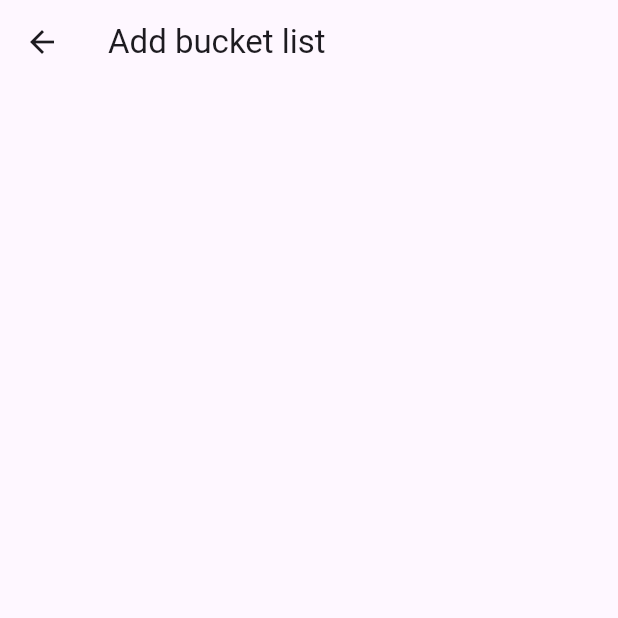
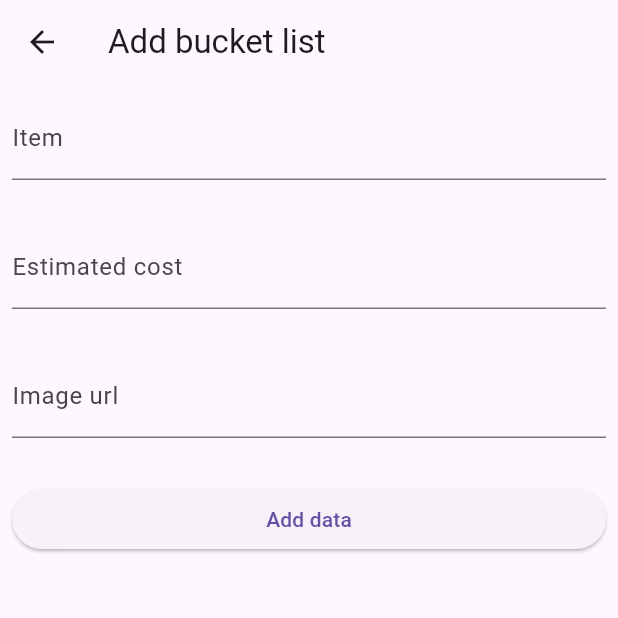
Before and after one commit to ogunbor/bucketlist_flutter, a Flutter app: the screen it shows after launch, after a tap on the "add" icon, on a phone screen of 412 x 824 dp, the top half of it. Run offline on Flutter 3.47's test engine with Material 3 defaults, Android fonts, the phone set to English and light mode, and no system bars; our stand-ins replace dio; network calls fail.

Commit message:
Adding data to api

```diff
--- a/lib/addBucketList.dart
+++ b/lib/addBucketList.dart
@@ -1,19 +1,69 @@
+import 'package:dio/dio.dart';
 import 'package:flutter/material.dart';
 
 class AddBucketListScreen extends StatefulWidget {
-  const AddBucketListScreen({super.key});
+  int newIndex;
+
+  AddBucketListScreen({super.key, required this.newIndex});
 
   @override
   State<AddBucketListScreen> createState() => _AddBucketListScreenState();
 }
 
 class _AddBucketListScreenState extends State<AddBucketListScreen> {
+  TextEditingController itemText = TextEditingController();
+  TextEditingController costText = TextEditingController();
+  TextEditingController imageUrlText = TextEditingController();
+
+  Future<void> addData() async {
+    try {
+      Map<String, dynamic> data = {
+        "item": itemText.text,
+        "cost": costText.text,
+        "image": imageUrlText.text,
+        "completed": false
+      };
+      Response response = await Dio().patch(
+          "https://fir-demo-a449f-default-rtdb.firebaseio.com/bucketlist/${widget.newIndex}.json",
+          data: data);
+      Navigator.pop(context, "refresh");
+    } catch (e) {}
+  }
+
   @override
   Widget build(BuildContext context) {
     return Scaffold(
-      appBar: AppBar(
-        title: Text('Add bucket list'),
-      ),
-    );
+        appBar: AppBar(
+          title: Text('Add bucket list'),
+        ),
+        body: Padding(
+          padding: const EdgeInsets.all(8.0),
+          child: Column(
+            children: [
+              TextField(
+                controller: itemText,
+                decoration: InputDecoration(label: Text("Item")),
+              ),
+              SizedBox(height: 30),
+              TextField(
+                controller: costText,
+                decoration: InputDecoration(label: Text("Estimated cost")),
+              ),
+              SizedBox(height: 30),
+              TextField(
+                controller: imageUrlText,
+                decoration: InputDecoration(label: Text("Image url")),
+              ),
+              SizedBox(height: 30),
+              Row(
+                children: [
+                  Expanded(
+                      child: ElevatedButton(
+                          onPressed: addData, child: Text("Add data"))),
+                ],
+              )
+            ],
+          ),
+        ));
   }
 }
```
Also changed, not shown: lib/main_screen.dart (+15 -11 lines).
